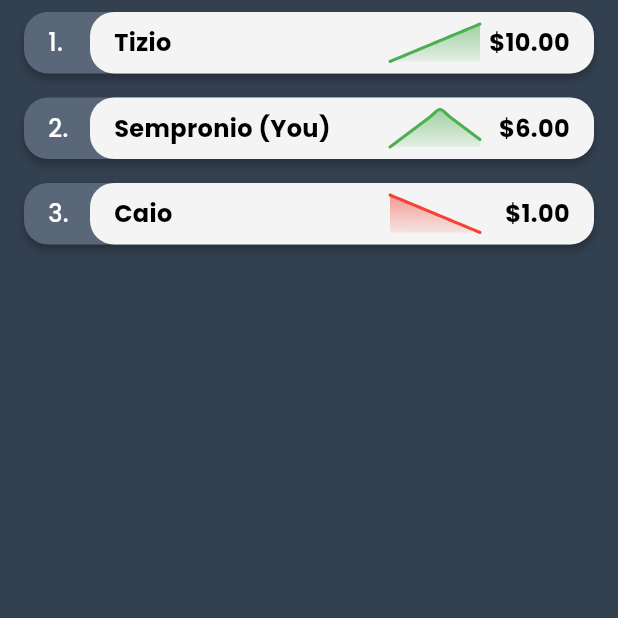
After one commit to BitBroGSDC/bitbro, a Flutter app: the Scoreboard screen opened by its route, on a phone screen of 412 x 824 dp, the top half of it. The commit adds this screen. Run offline on Flutter 3.47's test engine with Material 3 defaults, Android fonts, the phone set to English and light mode, and no system bars; drawn by our look-alikes of fl_chart; our stand-ins replace go_router, google_fonts.

Commit message:
scoreboard

```diff
--- a/lib/navigation/router.dart
+++ b/lib/navigation/router.dart
@@ -1,4 +1,5 @@
 import 'package:bitbro/pages/games_page.dart';
+import 'package:bitbro/pages/scoreboard.dart';
 import 'package:go_router/go_router.dart';
 
 import '../pages/home_page.dart';
@@ -22,5 +23,13 @@ final GoRouter router = GoRouter(
             return child;
           }),
     ),
+    GoRoute(
+        path: '/scoreboard',
+        pageBuilder: (context, state) => CustomTransitionPage(
+            child: const Scoreboard(),
+            transitionsBuilder:
+                (context, animation, secondaryAnimation, child) {
+              return child;
+            })),
   ],
 );
--- a/lib/pages/home_page.dart
+++ b/lib/pages/home_page.dart
@@ -1,6 +1,7 @@
 import 'package:bitbro/components/home/homegraph.dart';
 import 'package:bitbro/utils/colors.dart';
 import 'package:flutter/material.dart';
+import 'package:go_router/go_router.dart';
 
 import '../components/home/CurrentDayQuestion.dart';
 
@@ -33,7 +34,7 @@ class _HomePageState extends State<HomePage> {
           bottomData: const [10, 9, 8, 7, 6, 5, 4, 3, 2, 1],
           youData: const [5, 6, 7, 8, 9, 10, 9, 8, 7, 6],
           navigateToFullScoreboard: () {
-            print("ciao");
+            context.go('/scoreboard');
           },
         ),
         DraggableScrollableSheet(
--- /dev/null
+++ b/lib/pages/scoreboard.dart
@@ -0,0 +1,165 @@
+import 'package:bitbro/utils/colors.dart';
+import 'package:fl_chart/fl_chart.dart';
+import 'package:flutter/cupertino.dart';
+import 'package:flutter/material.dart';
+import 'package:flutter/widgets.dart';
+
+// TODO: rimuovere questo e aggiungere la vera implementazione di Diego
+class TempScore {
+  final String name;
+  final List<double> datapoints;
+  TempScore(this.name, this.datapoints);
+}
+
+// TODO: dati presi da un Bloc? questi sono per test
+final List<TempScore> tempScores = [
+  TempScore('Tizio', [1, 2, 3, 4, 5, 6, 7, 8, 9, 10]),
+  TempScore('Sempronio', [5, 6, 7, 8, 9, 10, 9, 8, 7, 6]),
+  TempScore('Caio', [10, 9, 8, 7, 6, 5, 4, 3, 2, 1]),
+];
+
+class ScoreboardPoint extends StatelessWidget {
+  final int position;
+  final String name;
+  final bool isYou;
+  final List<double> datapoints;
+
+  const ScoreboardPoint(
+      {super.key,
+      required this.position,
+      required this.name,
+      required this.datapoints,
+      this.isYou = false});
+
+  @override
+  Widget build(BuildContext context) {
+    final List<FlSpot> spots = datapoints
+        .asMap()
+        .entries
+        .map((entry) => FlSpot(entry.key.toDouble(), entry.value))
+        .toList();
+
+    final double score = datapoints[datapoints.length - 1];
+
+    Color color = score < datapoints[0] // se il punteggio è in discesa
+        ? Colors.red
+        : Colors.green;
+
+    return Container(
+      margin: const EdgeInsets.fromLTRB(16, 8, 16, 8),
+      padding: const EdgeInsets.fromLTRB(16, 0, 0, 0),
+      decoration: BoxDecoration(
+        color: bluMenoScuro,
+        borderRadius: BorderRadius.circular(16),
+        boxShadow: [
+          BoxShadow(
+            color: Colors.black.withOpacity(0.25),
+            spreadRadius: 0,
+            blurRadius: 4,
+            offset: const Offset(0, 4),
+          ),
+        ],
+      ),
+      child: Row(
+          mainAxisAlignment: MainAxisAlignment.center,
+          crossAxisAlignment: CrossAxisAlignment.center,
+          children: [
+            SizedBox(
+              width: 28,
+              child: Text('$position.',
+                  style: const TextStyle(
+                    color: Colors.white,
+                    fontSize: 16,
+                    // fontWeight: FontWeight.w700,
+                  )),
+            ),
+            Expanded(
+              flex: 1,
+              child: Container(
+                padding: const EdgeInsets.fromLTRB(16, 8, 16, 8),
+                decoration: BoxDecoration(
+                  color: quasiBianco,
+                  borderRadius: BorderRadius.circular(16),
+                ),
+                child: Row(
+                  mainAxisAlignment: MainAxisAlignment.center,
+                  crossAxisAlignment: CrossAxisAlignment.center,
+                  children: [
+                    Expanded(
+                        flex: 1,
+                        child: Text(
+                          name + (isYou ? ' (You)' : ''),
+                          style: const TextStyle(
+                            fontSize: 16,
+                            fontWeight: FontWeight.w700,
+                          ),
+                        )),
+                    SizedBox(
+                      width: 60,
+                      height: 25,
+                      child: LineChart(LineChartData(
+                        titlesData: const FlTitlesData(show: false),
+                        borderData: FlBorderData(show: false),
+                        gridData: const FlGridData(show: false),
+                        lineTouchData: const LineTouchData(enabled: false),
+                        lineBarsData: [
+                          LineChartBarData(
+                            isCurved: true,
+                            color: color,
+                            barWidth: 2,
+                            isStrokeCapRound: true,
+                            dotData: const FlDotData(show: false),
+                            belowBarData: BarAreaData(
+                              show: true,
+                              gradient: LinearGradient(
+                                colors: [
+                                  color.withOpacity(0.8),
+                                  color.withOpacity(0)
+                                ],
+                                stops: const [0.0, 0.8],
+                                transform: const GradientRotation(0.5 * 3.14),
+                              ),
+                            ),
+                            spots: spots,
+                          ),
+                        ],
+                      )),
+                    ),
+                    SizedBox(
+                        width: 60,
+                        child: Text(
+                          '\$${score.toStringAsFixed(2)}',
+                          textAlign: TextAlign.right,
+                          style: const TextStyle(
+                            fontSize: 16,
+                            fontWeight: FontWeight.w700,
+                          ),
+                        ))
+                  ],
+                ),
+              ),
+            ),
+          ]),
+    );
+  }
+}
+
+class Scoreboard extends StatelessWidget {
+  const Scoreboard({super.key});
+
+  @override
+  Widget build(BuildContext context) {
+    return Scaffold(
+      backgroundColor: bluScuro,
+      body: ListView.builder(
+        itemCount: tempScores.length,
+        itemBuilder: (context, index) => ScoreboardPoint(
+          position: index + 1,
+          name: tempScores[index].name,
+          datapoints: tempScores[index].datapoints,
+          isYou: index == 1,
+        ),
+      ),
+    );
+  }
+}
--- a/lib/utils/colors.dart
+++ b/lib/utils/colors.dart
@@ -1,9 +1,8 @@
-
-
-
 import 'package:flutter/material.dart';
 
 const bluScuro = Color(0xFF33404F);
+const bluMenoScuro = Color(0xFF596778);
 const bianco = Colors.white;
+const quasiBianco = Color(0xFFF4F4F4);
 const verdeBrillante = Color(0xFF00DDA3);
 const rosaErrore = Color(0xFFEC9696);
```
